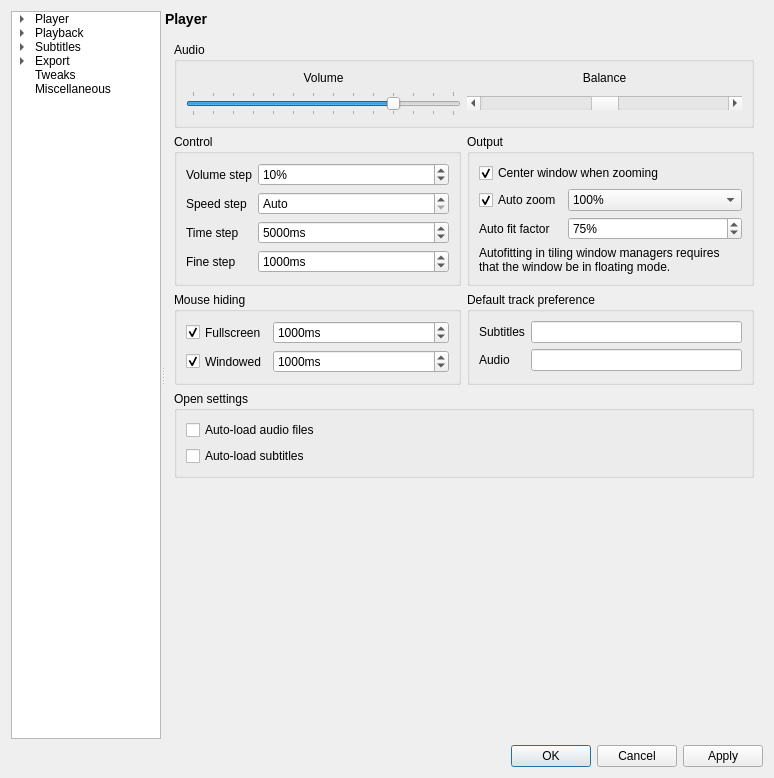
Above: settingswindow.ui from mpc-qt/mpc-qt before the change. Below: the same form after it.
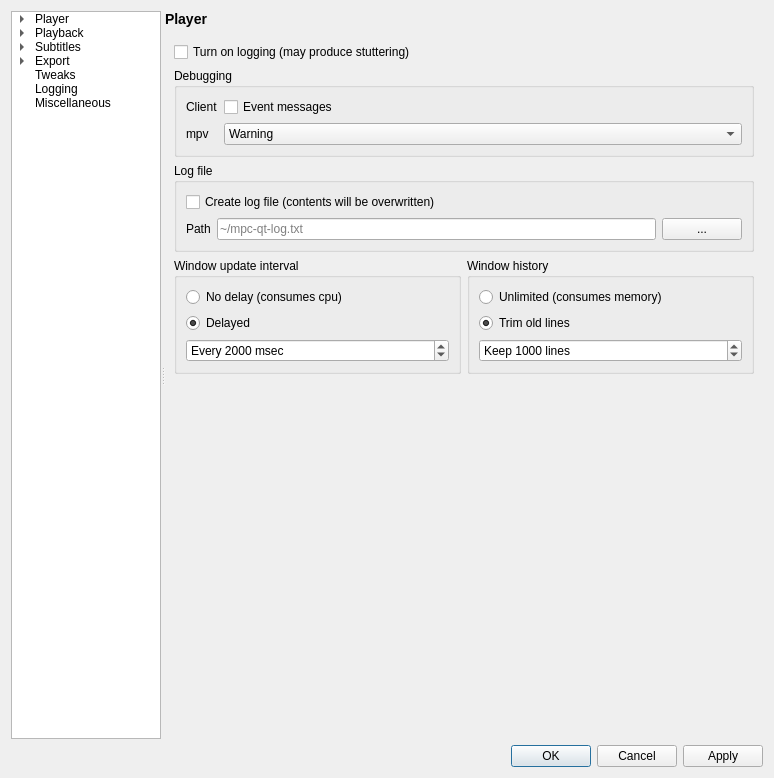
That is the form after the change.

Commit message: logger,logwindow: add logging framework to project

What changed in the file:
```diff
--- a/settingswindow.ui
+++ b/settingswindow.ui
@@ -130,6 +130,11 @@
         <string>Tweaks</string>
        </property>
       </item>
+      <item>
+       <property name="text">
+        <string>Logging</string>
+       </property>
+      </item>
       <item>
        <property name="text">
         <string>Miscellaneous</string>
@@ -154,7 +159,7 @@
        <item>
         <widget class="QStackedWidget" name="pageStack">
          <property name="currentIndex">
-          <number>5</number>
+          <number>18</number>
          </property>
          <widget class="QWidget" name="playerPage">
           <layout class="QGridLayout" name="playerPageLayout">
@@ -7030,6 +7035,262 @@
            </item>
           </layout>
          </widget>
+         <widget class="QWidget" name="loggingPage">
+          <layout class="QGridLayout" name="gridLayout" rowstretch="0,0,0,0,1" columnstretch="1,1">
+           <item row="0" column="0">
+            <widget class="QCheckBox" name="loggingEnabled">
+             <property name="text">
+              <string>Turn on logging (may produce stuttering)</string>
+             </property>
+             <property name="checkable">
+              <bool>true</bool>
+             </property>
+             <property name="checked">
+              <bool>false</bool>
+             </property>
+            </widget>
+           </item>
+           <item row="1" column="0" colspan="2">
+            <widget class="QGroupBox" name="debugBox">
+             <property name="title">
+              <string>Debugging</string>
+             </property>
+             <layout class="QFormLayout" name="formLayout_7">
+              <item row="0" column="0">
+               <widget class="QLabel" name="debugClientLabel">
+                <property name="text">
+                 <string>Client</string>
+                </property>
+               </widget>
+              </item>
+              <item row="0" column="1">
+               <widget class="QCheckBox" name="debugClient">
+                <property name="text">
+                 <string>Event messages</string>
+                </property>
+               </widget>
+              </item>
+              <item row="1" column="0">
+               <widget class="QLabel" name="debugMpvLabel">
+                <property name="text">
+                 <string>mpv</string>
+                </property>
+               </widget>
+              </item>
+              <item row="1" column="1">
+               <widget class="QComboBox" name="debugMpv">
+                <property name="sizePolicy">
+                 <sizepolicy hsizetype="MinimumExpanding" vsizetype="Fixed">
+                  <horstretch>0</horstretch>
+                  <verstretch>0</verstretch>
+                 </sizepolicy>
+                </property>
+                <property name="currentIndex">
+                 <number>3</number>
+                </property>
+                <item>
+                 <property name="text">
+                  <string>No (complete silence)</string>
+                 </property>
+                </item>
+                <item>
+                 <property name="text">
+                  <string>Fatal</string>
+                 </property>
+                </item>
+                <item>
+                 <property name="text">
+                  <string>Error</string>
+                 </property>
+                </item>
+                <item>
+                 <property name="text">
+                  <string>Warning</string>
+                 </property>
+                </item>
+                <item>
+                 <property name="text">
+                  <string>Informational</string>
+                 </property>
+                </item>
+                <item>
+                 <property name="text">
+                  <string>Verbose</string>
+                 </property>
+                </item>
+                <item>
+                 <property name="text">
+                  <string>Debug</string>
+                 </property>
+                </item>
+                <item>
+                 <property name="text">
+                  <string>Trace (very noisy)</string>
+                 </property>
+                </item>
+               </widget>
+              </item>
+             </layout>
+            </widget>
+           </item>
+           <item row="2" column="0" colspan="2">
+            <widget class="QGroupBox" name="logFileBox">
+             <property name="title">
+              <string>Log file</string>
+             </property>
+             <layout class="QFormLayout" name="formLayout_4">
+              <item row="1" column="0" colspan="2">
+               <widget class="QCheckBox" name="logFileCreate">
+                <property name="text">
+                 <string>Create log file (contents will be overwritten)</string>
+                </property>
+               </widget>
+              </item>
+              <item row="3" column="0">
+               <widget class="QLabel" name="logFilePathLabel">
+                <property name="text">
+                 <string>Path</string>
+                </property>
+               </widget>
+              </item>
+              <item row="3" column="1">
+               <layout class="QHBoxLayout" name="logFilePathLayout">
+                <item>
+                 <widget class="QLineEdit" name="logFilePathValue">
+                  <property name="placeholderText">
+                   <string>~/mpc-qt-log.txt</string>
+                  </property>
+                 </widget>
+                </item>
+                <item>
+                 <widget class="QPushButton" name="logFilePathBrowse">
+                  <property name="text">
+                   <string>...</string>
+                  </property>
+                 </widget>
+                </item>
+               </layout>
+              </item>
+             </layout>
+            </widget>
+           </item>
+           <item row="3" column="0">
+            <widget class="QGroupBox" name="logUpdateBox">
+             <property name="title">
+              <string>Window update interval</string>
+             </property>
+             <layout class="QVBoxLayout" name="verticalLayout_7">
+              <item>
+               <widget class="QRadioButton" name="logUpdateNoDelay">
+                <property name="text">
+                 <string>No delay (consumes cpu)</string>
+                </property>
+               </widget>
+              </item>
+              <item>
+               <widget class="QRadioButton" name="logUpdateDelayed">
+                <property name="text">
+                 <string>Delayed</string>
+                </property>
+                <property name="checked">
+                 <bool>true</bool>
+                </property>
+               </widget>
+              </item>
+              <item>
+               <widget class="QSpinBox" name="logUpdateInterval">
+                <property name="sizePolicy">
+                 <sizepolicy hsizetype="MinimumExpanding" vsizetype="Fixed">
+                  <horstretch>0</horstretch>
+                  <verstretch>0</verstretch>
+                 </sizepolicy>
+                </property>
+                <property name="suffix">
+                 <string> msec</string>
+                </property>
+                <property name="prefix">
+                 <string>Every </string>
+                </property>
+                <property name="minimum">
+                 <number>100</number>
+                </property>
+                <property name="maximum">
+                 <number>10000</number>
+                </property>
+                <property name="value">
+                 <number>2000</number>
+                </property>
+               </widget>
+              </item>
+             </layout>
+            </widget>
+           </item>
+           <item row="3" column="1">
+            <widget class="QGroupBox" name="logHistoryBox">
+             <property name="title">
+              <string>Window history</string>
+             </property>
+             <layout class="QVBoxLayout" name="verticalLayout_8">
+              <item>
+               <widget class="QRadioButton" name="logHistoryUnlimited">
+                <property name="text">
+                 <string>Unlimited (consumes memory)</string>
+                </property>
+               </widget>
+              </item>
+              <item>
+               <widget class="QRadioButton" name="logHistoryTrim">
+                <property name="text">
+                 <string>Trim old lines</string>
+                </property>
+                <property name="checked">
+                 <bool>true</bool>
+                </property>
+               </widget>
+              </item>
+              <item>
+               <widget class="QSpinBox" name="logHistoryLines">
+                <property name="sizePolicy">
+                 <sizepolicy hsizetype="MinimumExpanding" vsizetype="Fixed">
+                  <horstretch>0</horstretch>
+                  <verstretch>0</verstretch>
+                 </sizepolicy>
+                </property>
+                <property name="suffix">
+                 <string> lines</string>
+                </property>
+                <property name="prefix">
+                 <string>Keep </string>
+                </property>
+                <property name="minimum">
+                 <number>100</number>
+                </property>
+                <property name="maximum">
+                 <number>10000</number>
+                </property>
+                <property name="value">
+                 <number>1000</number>
+                </property>
+               </widget>
+              </item>
+             </layout>
+            </widget>
+           </item>
+           <item row="4" column="0">
+            <spacer name="verticalSpacer_2">
+             <property name="orientation">
+              <enum>Qt::Vertical</enum>
+             </property>
+             <property name="sizeHint" stdset="0">
+              <size>
+               <width>20</width>
+               <height>264</height>
+              </size>
+             </property>
+            </spacer>
+           </item>
+          </layout>
+         </widget>
          <widget class="QWidget" name="miscPage">
           <layout class="QVBoxLayout" name="miscPageLayout">
            <item>
@@ -7180,83 +7441,6 @@
              </layout>
             </widget>
            </item>
-           <item>
-            <widget class="QGroupBox" name="debugBox">
-             <property name="title">
-              <string>Debugging</string>
-             </property>
-             <layout class="QFormLayout" name="debugBoxLayout">
-              <property name="fieldGrowthPolicy">
-               <enum>QFormLayout::AllNonFixedFieldsGrow</enum>
-              </property>
-              <item row="0" column="0">
-               <widget class="QLabel" name="debugClientLabel">
-                <property name="text">
-                 <string>Client</string>
-                </property>
-               </widget>
-              </item>
-              <item row="0" column="1">
-               <widget class="QCheckBox" name="debugClient">
-                <property name="text">
-                 <string>Event messages</string>
-                </property>
-               </widget>
-              </item>
-              <item row="1" column="0">
-               <widget class="QLabel" name="debugMpvLabel">
-                <property name="text">
-                 <string>mpv</string>
-                </property>
-               </widget>
-              </item>
-              <item row="1" column="1">
-               <widget class="QComboBox" name="debugMpv">
-                <item>
-                 <property name="text">
-                  <string>No (complete silence)</string>
-                 </property>
-                </item>
-                <item>
-                 <property name="text">
-                  <string>Fatal</string>
-                 </property>
-                </item>
-                <item>
-                 <property name="text">
-                  <string>Error</string>
-                 </property>
-                </item>
-                <item>
-                 <property name="text">
-                  <string>Warning</string>
-                 </property>
-                </item>
-                <item>
-                 <property name="text">
-                  <string>Informational</string>
-                 </property>
-                </item>
-                <item>
-                 <property name="text">
-                  <string>Verbose</string>
-                 </property>
-                </item>
-                <item>
-                 <property name="text">
-                  <string>Debug</string>
-                 </property>
-                </item>
-                <item>
-                 <property name="text">
-                  <string>Trace (very noisy)</string>
-                 </property>
-                </item>
-               </widget>
-              </item>
-             </layout>
-            </widget>
-           </item>
            <item>
             <widget class="QGroupBox" name="miscSettingsBox">
              <property name="title">
```
The commit also changes 22 other files.
